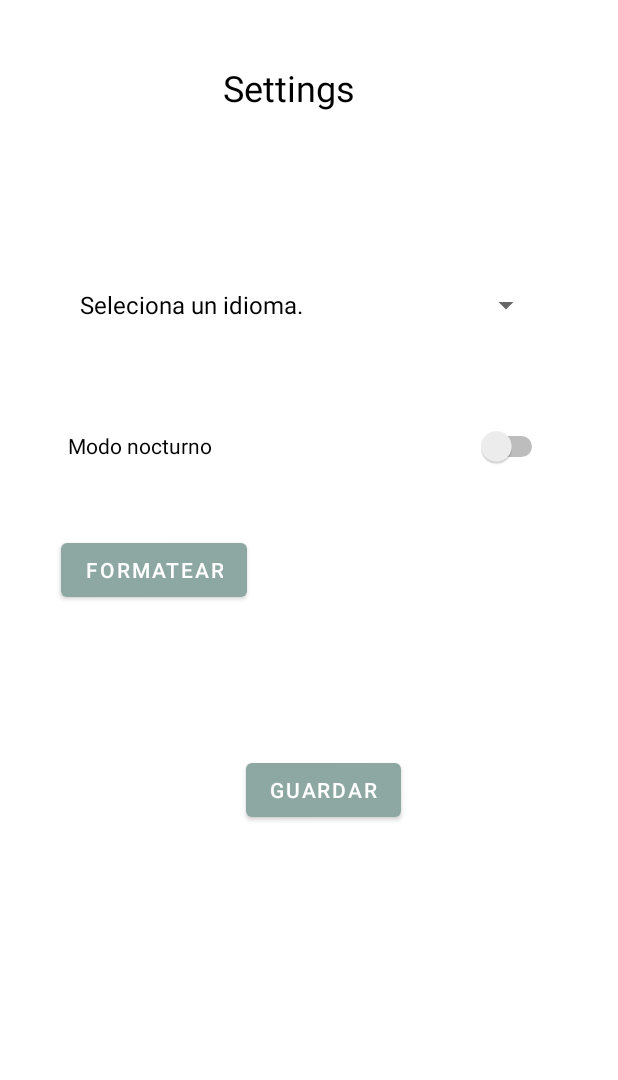
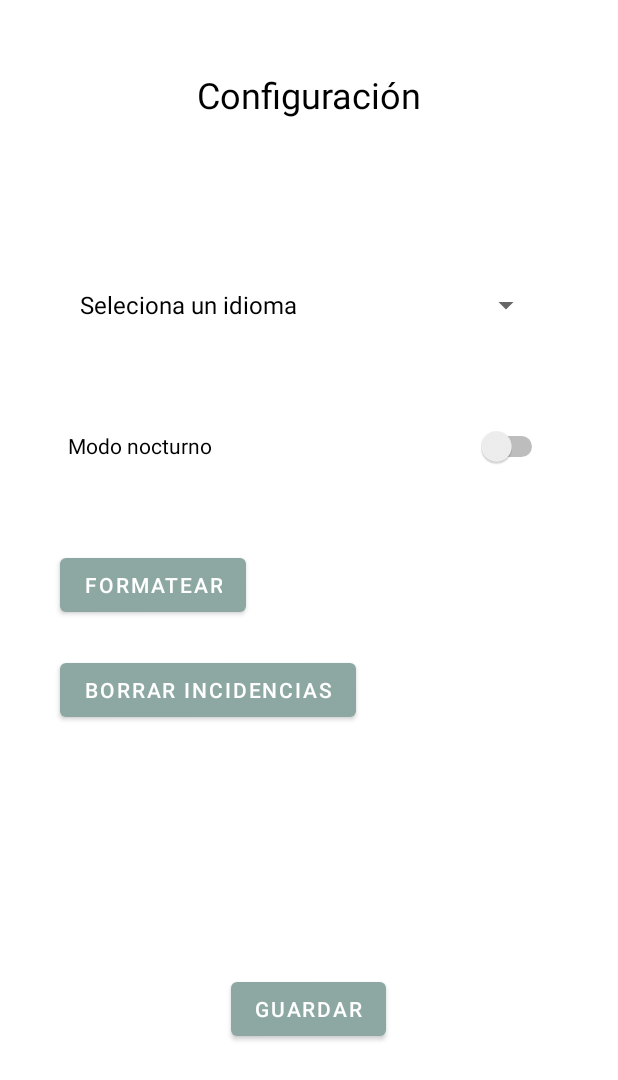
Before and after one commit to nessx/gestor-incidencias, an Android app: the fragment settings shown on its own in the app's theme, on a phone screen of 412 x 824 dp. Shown: the top 1080 px of the screen. Run offline under Robolectric (Android 15) with nearby library versions, the phone set to English and light mode, and no system bars.

Commit message:
settings optimize

```diff
--- a/app/src/main/java/com/example/gestor_incidencias/MainActivity.java
+++ b/app/src/main/java/com/example/gestor_incidencias/MainActivity.java
@@ -41,10 +41,6 @@ public class MainActivity extends AppCompatActivity {
         if(!new spref_manager(this).noLang()){
             setAppLocale(s_preferences.getLang());
         }
-
-        //Toast.makeText(getApplicationContext(),"El idioma guardado es: "+s_preferences.getLang(),Toast.LENGTH_SHORT).show();
-        //setAppLocale(s_preferences.getLang());
-
 
         //Checkbox
         checkBoxRememberMe = (CheckBox) findViewById(R.id.checkBox);
--- a/app/src/main/java/com/example/gestor_incidencias/clases/settings.java
+++ b/app/src/main/java/com/example/gestor_incidencias/clases/settings.java
@@ -3,16 +3,21 @@ package com.example.gestor_incidencias.clases;
 import android.app.AlarmManager;
 import android.app.PendingIntent;
 import android.content.Context;
+import android.content.DialogInterface;
 import android.content.Intent;
 import android.content.res.Configuration;
 import android.content.res.Resources;
+import android.database.sqlite.SQLiteDatabase;
 import android.graphics.Color;
 import android.os.Bundle;
 
 import androidx.activity.OnBackPressedCallback;
+import androidx.appcompat.app.AlertDialog;
 import androidx.fragment.app.Fragment;
+import androidx.fragment.app.FragmentManager;
 
 import android.util.DisplayMetrics;
+import android.view.ContextThemeWrapper;
 import android.view.LayoutInflater;
 import android.view.View;
 import android.view.ViewGroup;
@@ -25,6 +30,7 @@ import android.widget.Toast;
 import com.example.gestor_incidencias.clases.spref_manager;
 
 import com.example.gestor_incidencias.R;
+import com.example.gestor_incidencias.db.IncidenciaDBHelper;
 
 import java.util.Locale;
 
@@ -38,6 +44,9 @@ public class settings extends Fragment {
     private spref_manager s_preferences;
     private static Locale myLocale;
 
+    private IncidenciaDBHelper dbHelper;
+    private SQLiteDatabase db;
+
 
     public settings() {
         // Required empty public constructor
@@ -50,13 +59,24 @@ public class settings extends Fragment {
         final View settings = inflater.inflate(R.layout.fragment_settings, container, false);
         final Button btnsave = settings.findViewById(R.id.btnsave);
         final Button reset = settings.findViewById(R.id.reset);
+        final Button resetinc = settings.findViewById(R.id.resetinc);
+        TextView title = settings.findViewById(R.id.set_title);
+
+        title.setText(R.string.menu_ajustes);
+        reset.setText(R.string.reset);
+        btnsave.setText(R.string.save);
+        resetinc.setText(R.string.resetinc);
 
         //shared prefrerences
         s_preferences = new spref_manager(getContext());
 
+        //Creation of the dbHelper
+        dbHelper = new IncidenciaDBHelper(getContext());
+        db = dbHelper.getWritableDatabase();
+
         //spinner
         languaje = settings.findViewById(R.id.lang);
-        String[] l = new String[]{"Seleciona un idioma.","es", "en"};
+        final String[] l = new String[]{getResources().getString(R.string.sel_lang),"Español", "Inglés"};
         // Initializing an ArrayAdapter
         final ArrayAdapter adapter = new ArrayAdapter<String>(
                 getActivity(),android.R.layout.simple_spinner_dropdown_item,l){
@@ -94,10 +114,16 @@ public class settings extends Fragment {
 
         btnsave.setOnClickListener(new View.OnClickListener() {
             public void onClick(View v) {
-                Toast.makeText(getContext(),"El lenguaje elegido fue: "+languaje.getSelectedItem().toString(),Toast.LENGTH_SHORT).show();
+                if (languaje.getSelectedItem().toString() == l[1]){
+                    changeLocale("es");
+
+                } else if (languaje.getSelectedItem().toString() == l[2]){
+                    changeLocale("en");
+                }
+                //Toast.makeText(getContext(),"El lenguaje elegido fue: "+languaje.getSelectedItem().toString(),Toast.LENGTH_SHORT).show();
                 //setLocale(languaje.getSelectedItem().toString());
-                changeLocale(languaje.getSelectedItem().toString());
-                System.exit(2);
+                //changeLocale(languaje.getSelectedItem().toString());
+                onrefresh();
 
             }
         });
@@ -106,6 +132,12 @@ public class settings extends Fragment {
             public void onClick(View v) {
                 s_preferences.reset();
                 System.exit(2);
+            }
+        });
+
+        resetinc.setOnClickListener(new View.OnClickListener() {
+            public void onClick(View v) {
+                confirm();
             }
         });
 
@@ -130,4 +162,44 @@ public class settings extends Fragment {
         new spref_manager(getContext()).savelangDetails(lang);
     }
 
+    public void onrefresh(){
+        Intent intent = getActivity().getIntent();
+        intent.addFlags(Intent.FLAG_ACTIVITY_CLEAR_TOP | Intent.FLAG_ACTIVITY_NEW_TASK
+                | Intent.FLAG_ACTIVITY_NO_ANIMATION);
+        getActivity().overridePendingTransition(0, 0);
+        getActivity().finish();
+
+        getActivity().overridePendingTransition(0, 0);
+        startActivity(intent);
+    }
+
+    public void confirm() {
+        AlertDialog.Builder alertDialogBuilder = new AlertDialog.Builder(getContext());
+
+        // set title
+        alertDialogBuilder.setTitle(R.string.dialog_cln_tl);
+
+        // set dialog message
+        alertDialogBuilder
+                .setMessage(R.string.dialog_mensaje)
+                .setCancelable(false)
+                .setPositiveButton(R.string.dialog_aceptar,new DialogInterface.OnClickListener() {
+                    public void onClick(DialogInterface dialog,int id) {
+                        dbHelper.delete();
+                        Toast.makeText(getContext(), getString(R.string.dialog_del_msg),
+                                Toast.LENGTH_SHORT).show();
+                    }
+                })
+                .setNegativeButton(R.string.dialog_cancelar,new DialogInterface.OnClickListener() {
+                    public void onClick(DialogInterface dialog,int id) {
+                        Toast.makeText(getContext(), getString(R.string.dialog_cln_msg),
+                                Toast.LENGTH_SHORT).show();
+                        dialog.cancel();
+                    }
+                });
+        // create alert dialog
+        AlertDialog alertDialog = alertDialogBuilder.create();
+        // show it
+        alertDialog.show();
+    }
 }
--- a/app/src/main/res/layout/fragment_settings.xml
+++ b/app/src/main/res/layout/fragment_settings.xml
@@ -7,19 +7,20 @@
     tools:context=".clases.settings">
 
     <!-- TODO: Update blank fragment layout -->
+
     <TextView
-        android:id="@+id/textView2"
-        android:layout_width="90dp"
+        android:id="@+id/set_title"
+        android:layout_width="188dp"
         android:layout_height="43dp"
+        android:gravity="center"
         android:text="Settings"
         android:textColor="#000000"
         android:textSize="24sp"
         app:layout_constraintBottom_toBottomOf="parent"
         app:layout_constraintEnd_toEndOf="parent"
-        app:layout_constraintHorizontal_bias="0.461"
         app:layout_constraintStart_toStartOf="parent"
         app:layout_constraintTop_toTopOf="parent"
-        app:layout_constraintVertical_bias="0.054"
+        app:layout_constraintVertical_bias="0.053"
         tools:text="Settings" />
 
     <Spinner
@@ -55,10 +56,10 @@
         android:text="Guardar"
         app:layout_constraintBottom_toBottomOf="parent"
         app:layout_constraintEnd_toEndOf="parent"
-        app:layout_constraintHorizontal_bias="0.531"
+        app:layout_constraintHorizontal_bias="0.498"
         app:layout_constraintStart_toStartOf="parent"
         app:layout_constraintTop_toTopOf="parent"
-        app:layout_constraintVertical_bias="0.648" />
+        app:layout_constraintVertical_bias="0.836" />
 
     <Button
         android:id="@+id/reset"
@@ -67,9 +68,21 @@
         android:text="Formatear"
         app:layout_constraintBottom_toBottomOf="parent"
         app:layout_constraintEnd_toEndOf="parent"
-        app:layout_constraintHorizontal_bias="0.141"
+        app:layout_constraintHorizontal_bias="0.139"
         app:layout_constraintStart_toStartOf="parent"
         app:layout_constraintTop_toTopOf="parent"
-        app:layout_constraintVertical_bias="0.459" />
+        app:layout_constraintVertical_bias="0.472" />
+
+    <Button
+        android:id="@+id/resetinc"
+        android:layout_width="wrap_content"
+        android:layout_height="wrap_content"
+        android:text="Borrar incidencias"
+        app:layout_constraintBottom_toBottomOf="parent"
+        app:layout_constraintEnd_toEndOf="parent"
+        app:layout_constraintHorizontal_bias="0.185"
+        app:layout_constraintStart_toStartOf="parent"
+        app:layout_constraintTop_toTopOf="parent"
+        app:layout_constraintVertical_bias="0.562" />
 
 </androidx.constraintlayout.widget.ConstraintLayout>
--- a/app/src/main/res/values/strings.xml
+++ b/app/src/main/res/values/strings.xml
@@ -28,8 +28,13 @@
     <string name="in_title">Titulo</string>
     <string name="in_add">Agregar</string>
     <string name="in_sel">Tipo de incidencia...</string>
-    <string name="menu_ajustes">Ajustes</string>
+    <string name="menu_ajustes">Configuración</string>
     <string name="title">Incidencias</string>
+
+    <string name="sel_lang">Seleciona un idioma</string>
+    <string name="save">Guardar</string>
+    <string name="reset">Formatear</string>
+    <string name="resetinc">Borrar incidencias</string>
 
 
     <!-- LENGUAGE EN -->
```
Also changed, not shown: 1 other file.
